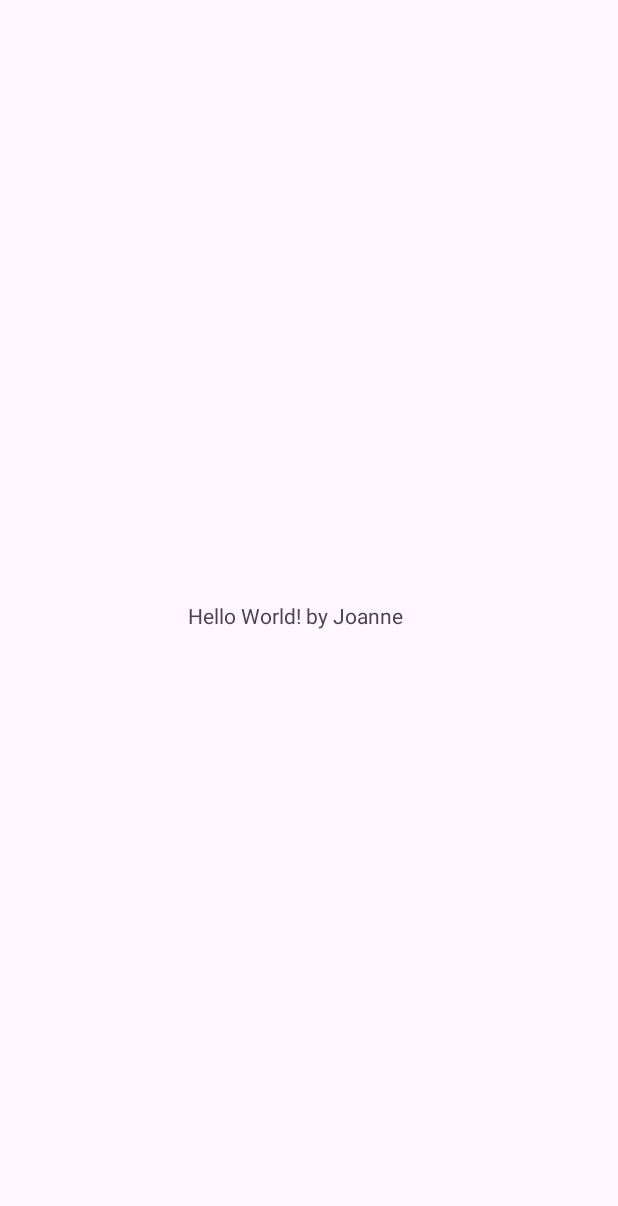
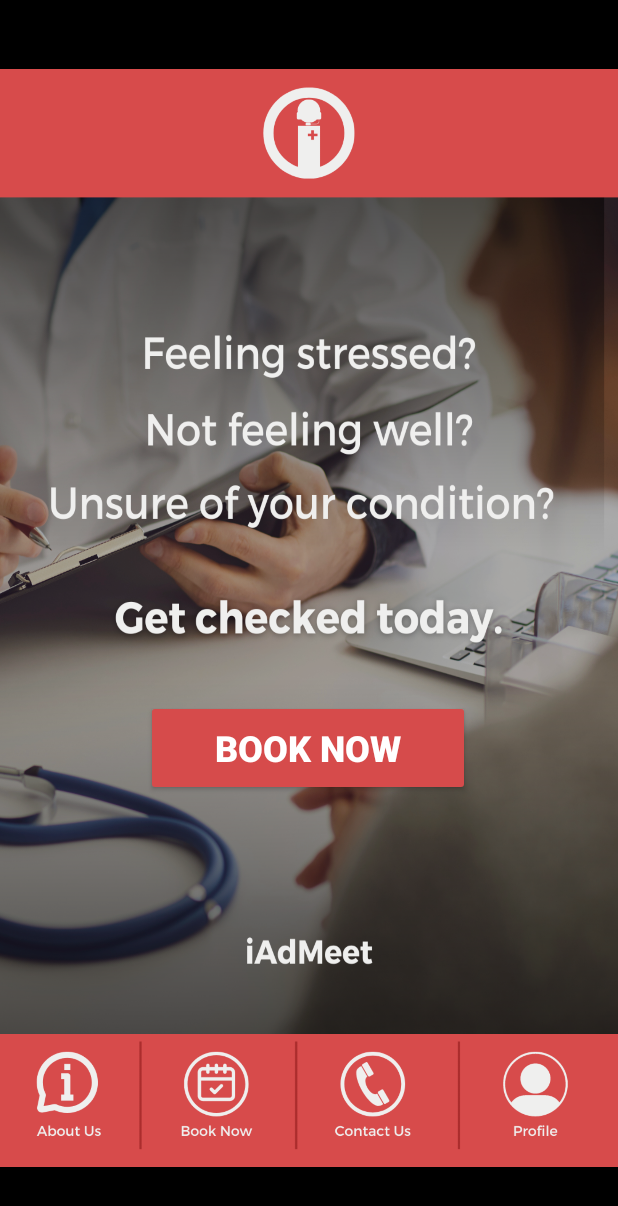
Before and after one commit to annedeguzman/iAdMeet-mobile-sys, an Android app: the screen it shows after launch (MainActivity), on a phone screen of 412 x 824 dp. Before the commit the part shown is almost empty. Shown: the top 1206 px of the screen. Run offline under Robolectric (Android 15) with nearby library versions, the phone set to English and light mode, and no system bars.

Commit message:
Finished Home Page Layout > Added function for "Book Now" Button Finished Book Page Layout

```diff
--- a/app/src/main/AndroidManifest.xml
+++ b/app/src/main/AndroidManifest.xml
@@ -13,6 +13,9 @@
         android:theme="@style/Theme.FinalProject_CIT203"
         tools:targetApi="31">
         <activity
+            android:name=".book"
+            android:exported="false" />
+        <activity
             android:name=".MainActivity"
             android:exported="true">
             <intent-filter>
--- a/app/src/main/java/com/example/finalproject_cit203/MainActivity.java
+++ b/app/src/main/java/com/example/finalproject_cit203/MainActivity.java
@@ -2,7 +2,10 @@ package com.example.finalproject_cit203;
 
 import androidx.appcompat.app.AppCompatActivity;
 
+import android.content.Intent;
 import android.os.Bundle;
+import android.view.View;
+import android.widget.Button;
 
 public class MainActivity extends AppCompatActivity {
 
@@ -10,5 +13,14 @@ public class MainActivity extends AppCompatActivity {
     protected void onCreate(Bundle savedInstanceState) {
         super.onCreate(savedInstanceState);
         setContentView(R.layout.activity_main);
+
+        Button buttonMainBook = findViewById(R.id.bookMainBtn);
+
+        buttonMainBook.setOnClickListener(new View.OnClickListener() {
+            @Override
+            public void onClick(View v) {
+                startActivity(new Intent(MainActivity.this, book.class));
+            }
+        });
     }
 }
--- /dev/null
+++ b/app/src/main/res/drawable-anydpi/ic_action_profile.xml
@@ -0,0 +1,11 @@
+<vector xmlns:android="http://schemas.android.com/apk/res/android"
+    android:width="24dp"
+    android:height="24dp"
+    android:viewportWidth="24"
+    android:viewportHeight="24"
+    android:tint="#FFFFFF"
+    android:alpha="0.8">
+  <path
+      android:fillColor="@android:color/white"
+      android:pathData="M12,2C6.48,2 2,6.48 2,12s4.48,10 10,10s10,-4.48 10,-10S17.52,2 12,2zM12,6c1.93,0 3.5,1.57 3.5,3.5S13.93,13 12,13s-3.5,-1.57 -3.5,-3.5S10.07,6 12,6zM12,20c-2.03,0 -4.43,-0.82 -6.14,-2.88C7.55,15.8 9.68,15 12,15s4.45,0.8 6.14,2.12C16.43,19.18 14.03,20 12,20z"/>
+</vector>
--- a/app/src/main/res/layout/activity_main.xml
+++ b/app/src/main/res/layout/activity_main.xml
@@ -4,15 +4,97 @@
     xmlns:tools="http://schemas.android.com/tools"
     android:layout_width="match_parent"
     android:layout_height="match_parent"
+    android:background="@drawable/home_page_bg"
     tools:context=".MainActivity">
 
-    <TextView
-        android:layout_width="162dp"
-        android:layout_height="23dp"
-        android:text="Hello World! by Joanne"
+    <ImageView
+        android:id="@+id/header"
+        android:layout_width="wrap_content"
+        android:layout_height="wrap_content"
+        app:layout_constraintStart_toStartOf="parent"
+        app:layout_constraintTop_toTopOf="parent"
+        app:srcCompat="@drawable/header_img" />
+
+    <ImageView
+        android:id="@+id/bottomnav"
+        android:layout_width="wrap_content"
+        android:layout_height="wrap_content"
+        app:layout_constraintStart_toStartOf="@+id/header"
+        app:layout_constraintTop_toTopOf="@+id/header"
+        app:srcCompat="@drawable/bottom_nav_bar" />
+
+    <ImageButton
+        android:id="@+id/aboutUsBtn"
+        android:layout_width="76dp"
+        android:layout_height="71dp"
+        android:alpha="0.0"
+        android:background="#00FFFFFF"
         app:layout_constraintBottom_toBottomOf="parent"
-        app:layout_constraintEnd_toEndOf="parent"
+        app:layout_constraintEnd_toEndOf="@+id/header"
+        app:layout_constraintHorizontal_bias="0.02"
         app:layout_constraintStart_toStartOf="parent"
-        app:layout_constraintTop_toTopOf="parent" />
+        app:layout_constraintTop_toTopOf="parent"
+        app:layout_constraintVertical_bias="0.975"
+        app:srcCompat="@drawable/ic_action_profile" />
+
+    <ImageButton
+        android:id="@+id/bookNowBtn"
+        android:layout_width="76dp"
+        android:layout_height="71dp"
+        android:alpha="0.0"
+        android:background="#00FFFFFF"
+        app:layout_constraintBottom_toBottomOf="parent"
+        app:layout_constraintEnd_toEndOf="@+id/header"
+        app:layout_constraintHorizontal_bias="0.31"
+        app:layout_constraintStart_toStartOf="parent"
+        app:layout_constraintTop_toTopOf="parent"
+        app:layout_constraintVertical_bias="0.975"
+        app:srcCompat="@drawable/ic_action_profile" />
+
+    <ImageButton
+        android:id="@+id/contactUsBtn"
+        android:layout_width="76dp"
+        android:layout_height="71dp"
+        android:alpha="0.0"
+        android:background="#00FFFFFF"
+        app:layout_constraintBottom_toBottomOf="parent"
+        app:layout_constraintEnd_toEndOf="@+id/header"
+        app:layout_constraintHorizontal_bias="0.632"
+        app:layout_constraintStart_toStartOf="parent"
+        app:layout_constraintTop_toTopOf="parent"
+        app:layout_constraintVertical_bias="0.975"
+        app:srcCompat="@drawable/ic_action_profile" />
+
+    <ImageButton
+        android:id="@+id/profileBtn"
+        android:layout_width="76dp"
+        android:layout_height="71dp"
+        android:alpha="0.0"
+        android:background="#00FFFFFF"
+        app:layout_constraintBottom_toBottomOf="parent"
+        app:layout_constraintEnd_toEndOf="@+id/header"
+        app:layout_constraintHorizontal_bias="0.952"
+        app:layout_constraintStart_toStartOf="parent"
+        app:layout_constraintTop_toTopOf="parent"
+        app:layout_constraintVertical_bias="0.975"
+        app:srcCompat="@drawable/ic_action_profile" />
+
+    <Button
+        android:id="@+id/bookMainBtn"
+        android:layout_width="216dp"
+        android:layout_height="64dp"
+        android:backgroundTint="#D64B4B"
+        android:text="Book Now"
+        android:textColor="#FFFFFF"
+        android:textColorHighlight="#F1F1F1"
+        android:textColorLink="#FFFFFF"
+        android:textSize="24sp"
+        android:textStyle="bold"
+        app:layout_constraintBottom_toBottomOf="parent"
+        app:layout_constraintEnd_toEndOf="@+id/header"
+        app:layout_constraintHorizontal_bias="0.495"
+        app:layout_constraintStart_toStartOf="@+id/header"
+        app:layout_constraintTop_toTopOf="parent"
+        app:layout_constraintVertical_bias="0.614" />
 
 </androidx.constraintlayout.widget.ConstraintLayout>
--- a/app/src/main/res/values/themes.xml
+++ b/app/src/main/res/values/themes.xml
@@ -1,6 +1,6 @@
 <resources xmlns:tools="http://schemas.android.com/tools">
     <!-- Base application theme. -->
-    <style name="Base.Theme.FinalProject_CIT203" parent="Theme.Material3.DayNight.NoActionBar">
+    <style name="Base.Theme.FinalProject_CIT203" parent="Theme.AppCompat.Light.NoActionBar">
         <!-- Customize your light theme here. -->
         <!-- <item name="colorPrimary">@color/my_light_primary</item> -->
     </style>
```
Also changed, not shown: app/src/main/java/com/example/finalproject_cit203/book.java (added, +14 -0 lines), app/src/main/res/layout/activity_book.xml (added, +265 -0 lines), app/src/main/res/drawable-hdpi/ic_action_name.png (added), app/src/main/res/drawable-hdpi/ic_action_profile.png (added), app/src/main/res/drawable-mdpi/ic_action_name.png (added), app/src/main/res/drawable-mdpi/ic_action_profile.png (added), app/src/main/res/drawable-xhdpi/ic_action_name.png (added), app/src/main/res/drawable-xhdpi/ic_action_profile.png (added), app/src/main/res/drawable-xxhdpi/ic_action_name.png (added), app/src/main/res/drawable-xxhdpi/ic_action_profile.png (added), app/src/main/res/drawable-xxxhdpi/ic_action_name.png (added), app/src/main/res/drawable/booking_img.png (added), app/src/main/res/drawable/bottom_nav_bar.png (added), app/src/main/res/drawable/header_img.png (added), 1 more files.
